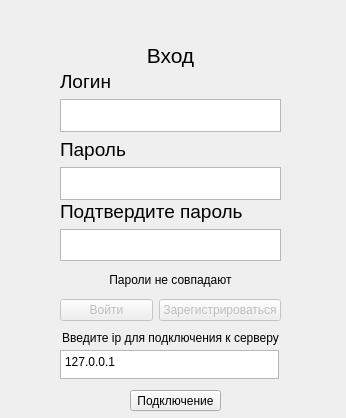
This is Cleint/client/registration.ui in Prophet35208/Messenger as Qt 5 draws it before an edit. The edited form follows.
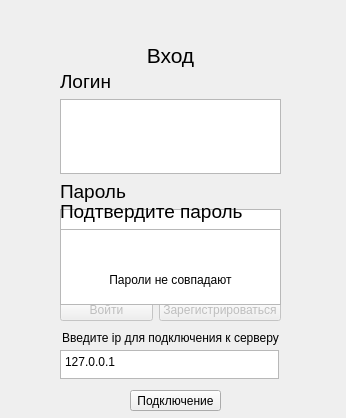
This is the edited form.

```diff
--- a/Cleint/client/registration.ui
+++ b/Cleint/client/registration.ui
@@ -104,7 +104,7 @@
      <x>60</x>
      <y>70</y>
      <width>221</width>
-     <height>131</height>
+     <height>214</height>
     </rect>
    </property>
    <layout class="QVBoxLayout" name="verticalLayout">
@@ -150,6 +150,9 @@
       <property name="enabled">
        <bool>true</bool>
       </property>
+      <property name="lineWrapMode">
+       <enum>QTextEdit::WidgetWidth</enum>
+      </property>
      </widget>
     </item>
    </layout>
@@ -160,7 +163,7 @@
      <x>60</x>
      <y>200</y>
      <width>221</width>
-     <height>61</height>
+     <height>105</height>
     </rect>
    </property>
    <layout class="QVBoxLayout" name="verticalLayout_3">
```
